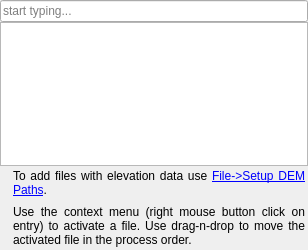
Above: src/qmapshack/dem/IDemList.ui from Maproom/qmapshack before the change. Below: the same form after it.
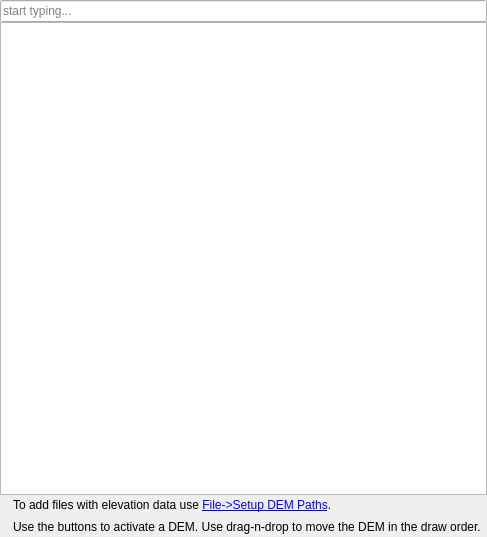
That is the form after the change. Icons and pictures are not drawn. Custom widgets are drawn as their Qt base class.

Commit message: [QMS-873] All new DEM list handling

Diff of the .ui file:
```diff
--- a/src/qmapshack/dem/IDemList.ui
+++ b/src/qmapshack/dem/IDemList.ui
@@ -6,8 +6,8 @@
    <rect>
     <x>0</x>
     <y>0</y>
-    <width>308</width>
-    <height>250</height>
+    <width>487</width>
+    <height>537</height>
    </rect>
   </property>
   <property name="windowTitle">
@@ -138,7 +138,7 @@
        <item>
         <widget class="QLabel" name="labelHelpActivateMap">
          <property name="text">
-          <string>Use the context menu (right mouse button click on entry) to activate a file. Use drag-n-drop to move the activated file in the process order. </string>
+          <string>Use the buttons to activate a DEM. Use drag-n-drop to move the DEM in the draw order. </string>
          </property>
          <property name="alignment">
           <set>Qt::AlignmentFlag::AlignJustify|Qt::AlignmentFlag::AlignVCenter</set>
```
Left out of the diff: 15 changed lines with no effect on the pictures. The commit also changes 6 other files.
